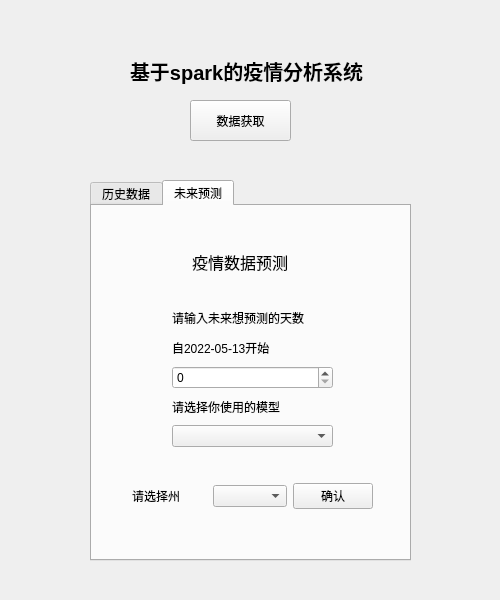
First picture: the form in final01.ui, repository liangyuhao18/Neepu-Big-Data-course-design, before the edit.
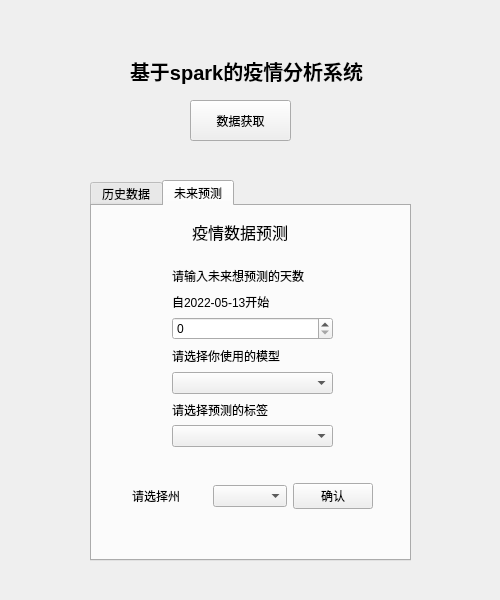
Second picture: the form after the edit. Icons and pictures are not drawn.

Commit message: GUI upgrade third

```diff
--- a/final01.ui
+++ b/final01.ui
@@ -233,9 +233,9 @@
      <property name="geometry">
       <rect>
        <x>80</x>
-       <y>100</y>
+       <y>60</y>
        <width>161</width>
-       <height>141</height>
+       <height>181</height>
       </rect>
      </property>
      <layout class="QVBoxLayout" name="verticalLayout_3">
@@ -266,13 +266,23 @@
       <item>
        <widget class="QComboBox" name="comboBox_3"/>
       </item>
+      <item>
+       <widget class="QLabel" name="label_10">
+        <property name="text">
+         <string>请选择预测的标签</string>
+        </property>
+       </widget>
+      </item>
+      <item>
+       <widget class="QComboBox" name="comboBox_4"/>
+      </item>
      </layout>
     </widget>
     <widget class="QLabel" name="label_6">
      <property name="geometry">
       <rect>
        <x>100</x>
-       <y>30</y>
+       <y>0</y>
        <width>111</width>
        <height>51</height>
       </rect>
```
The commit also changes 3 other files.
